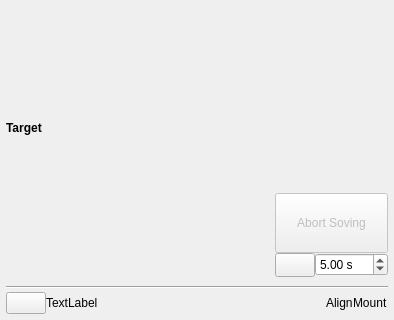
First picture: the form in kstars/ekos/align/pushtoassistant.ui, repository KDE/kstars, before the edit; both pictures show x 0 to 394 and y 248 to 568 of the 394 by 568 pixel window.
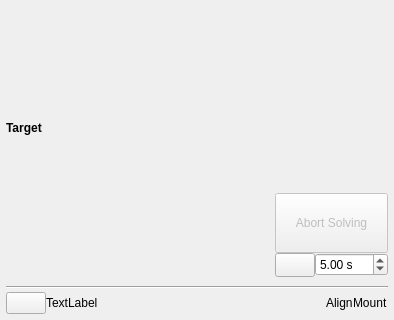
Second picture: the form after the edit. Icons and pictures are not drawn. Custom widgets are drawn as their Qt base class.

The edit to the form file:
```diff
--- a/kstars/ekos/align/pushtoassistant.ui
+++ b/kstars/ekos/align/pushtoassistant.ui
@@ -98,7 +98,7 @@
         </size>
        </property>
        <property name="text">
-        <string>Abort Soving</string>
+        <string>Abort Solving</string>
        </property>
       </widget>
      </item>
```
